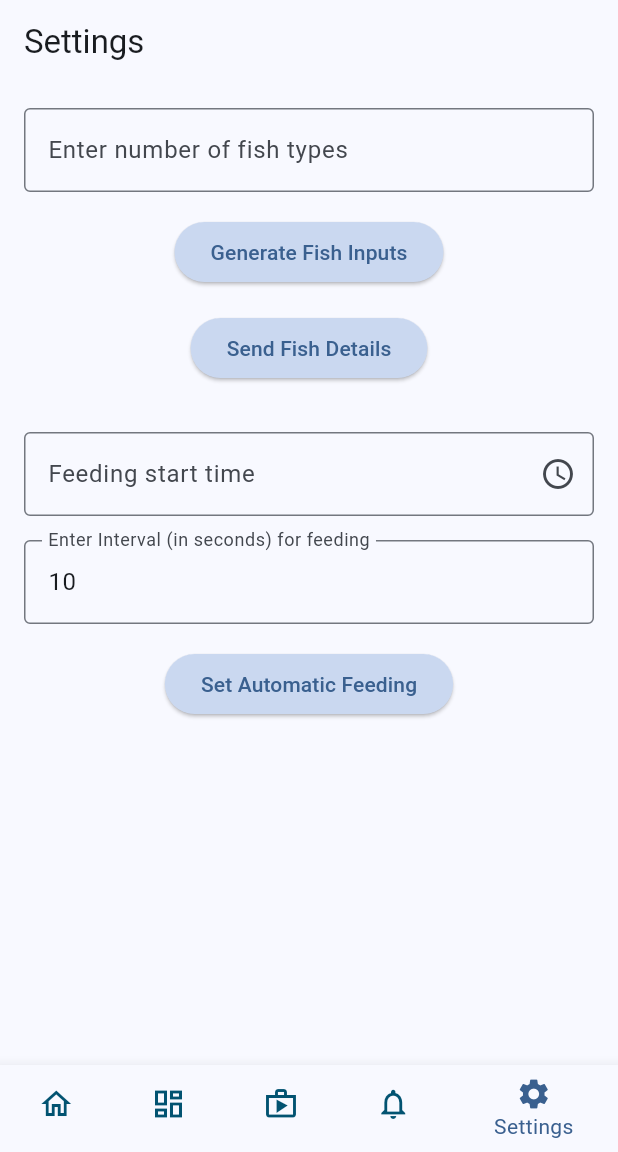
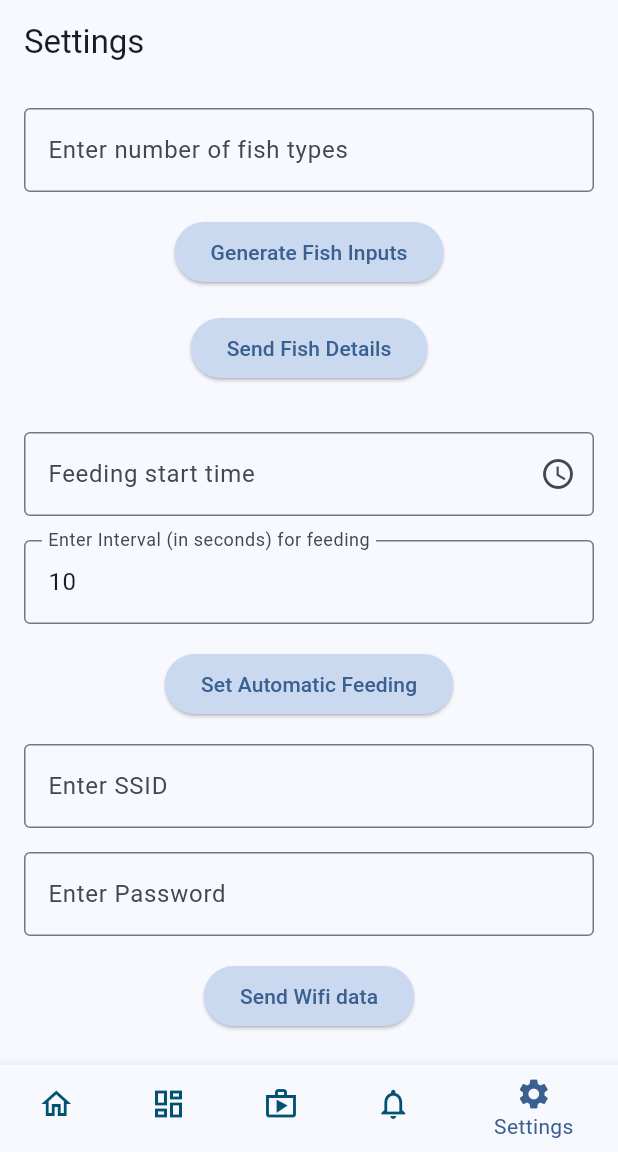
Before and after one commit to SahanEdirimanna/Aquaguard, a Flutter app: the screen it shows after launch, item 5 of the bottom bar chosen, on a phone screen of 412 x 824 dp, the part 84-1236 px from its top. Run offline on Flutter 3.47's test engine with Material 3 defaults, Android fonts, the phone set to English and light mode, and no system bars; our stand-ins replace fl_chart; network calls fail.

Commit message:
Wifi connection

```diff
--- a/lib/main.dart
+++ b/lib/main.dart
@@ -1,5 +1,4 @@
 import 'package:flutter/material.dart';
-import 'package:aquaguard/globals.dart';
 
 //importing the screens
 import 'screens/homepage.dart';
--- a/lib/screens/settings.dart
+++ b/lib/screens/settings.dart
@@ -13,6 +13,7 @@ class SettingsPage extends StatefulWidget {
 class SettingsPageState extends State<SettingsPage> {
   late WebSocketChannel _fishDetailsChannel;
   late WebSocketChannel _tankParametersChannel;
+  late WebSocketChannel _wifiChannel;
 
   final TextEditingController _fishTypeCountController = TextEditingController();
 
@@ -20,6 +21,11 @@ class SettingsPageState extends State<SettingsPage> {
   final TextEditingController _intervalController = TextEditingController();
   final TextEditingController _tankSizeController = TextEditingController();
   final TextEditingController _lightIntensityController = TextEditingController();
+
+  final TextEditingController _ssidController = TextEditingController();
+  final TextEditingController _passwordController = TextEditingController();
+
+
 
   int _fishTypeCount = 0;
   List<Map<String, dynamic>> _fishInputs = [];
@@ -37,6 +43,10 @@ class SettingsPageState extends State<SettingsPage> {
     );
     _tankParametersChannel = WebSocketChannel.connect(
       Uri.parse('ws://159.89.173.231:1880/ws/settings/tank_parameters'),
+    );
+
+    _wifiChannel = WebSocketChannel.connect(
+      Uri.parse('ws://159.89.173.231:1880/ws/settings/wifi'),
     );
   }
 
@@ -115,15 +125,34 @@ class SettingsPageState extends State<SettingsPage> {
     }
   }
 
+  void _sendwifiDetails() {
+    final deviceId = globalDeviceId; // Use the global device ID
+    final ssid = _ssidController.text.trim();
+    final password = _passwordController.text.trim();
+
+    final message = {
+      'device_id': deviceId,
+      'ssid': ssid,
+      'password': password,
+    };
+
+    if (deviceId.isNotEmpty && ssid.isNotEmpty && password.isNotEmpty) {
+      _wifiChannel.sink.add(message.toString());
+    }
+  }
+
   @override
   void dispose() {
     _fishDetailsChannel.sink.close();
     _tankParametersChannel.sink.close();
+    _wifiChannel.sink.close();
 
     _fishTypeCountController.dispose();
     _intervalController.dispose();
     _tankSizeController.dispose();
     _lightIntensityController.dispose();
+    _ssidController.dispose();
+    _passwordController.dispose();
 
     for (var fishInput in _fishInputs) {
       fishInput['count']?.dispose();
@@ -294,6 +323,33 @@ class SettingsPageState extends State<SettingsPage> {
                   child: Text('Set Automatic Feeding'),
                 ),
               ),
+              const SizedBox(height: 16.0),
+                TextField(
+                   controller: _ssidController,
+                   decoration: InputDecoration(
+                     border: OutlineInputBorder(),
+                     labelText: 'Enter SSID',
+                   ),
+                 ),
+                 const SizedBox(height: 16.0),
+                 TextField(
+                   controller: _passwordController,
+                   decoration: InputDecoration(
+                     border: OutlineInputBorder(),
+                     labelText: 'Enter Password',
+                   ),
+                 ),
+                  const SizedBox(height: 16.0),
+              Center(
+                child: ElevatedButton(
+                  style: ElevatedButton.styleFrom(
+                  backgroundColor: const Color.fromARGB(255, 202, 216, 240), // Set the background color
+                  ),
+                  onPressed: _sendwifiDetails,
+                  child: Text('Send Wifi data'),
+                ),
+              ),
+
             ],
           ),
         ),
```
